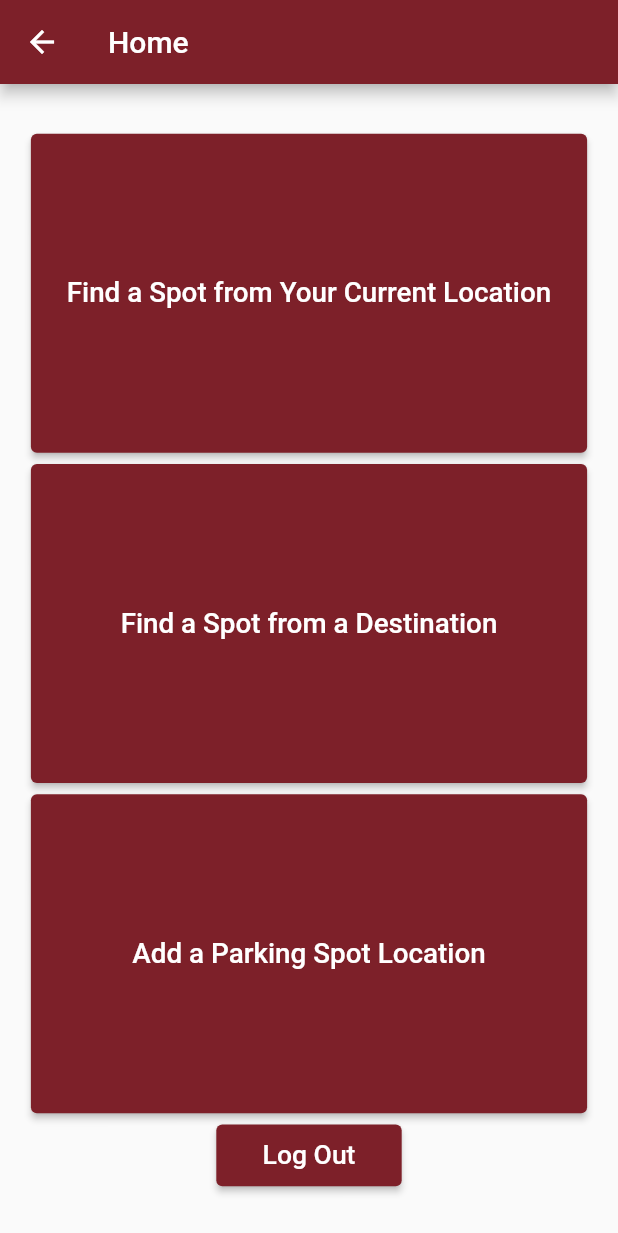
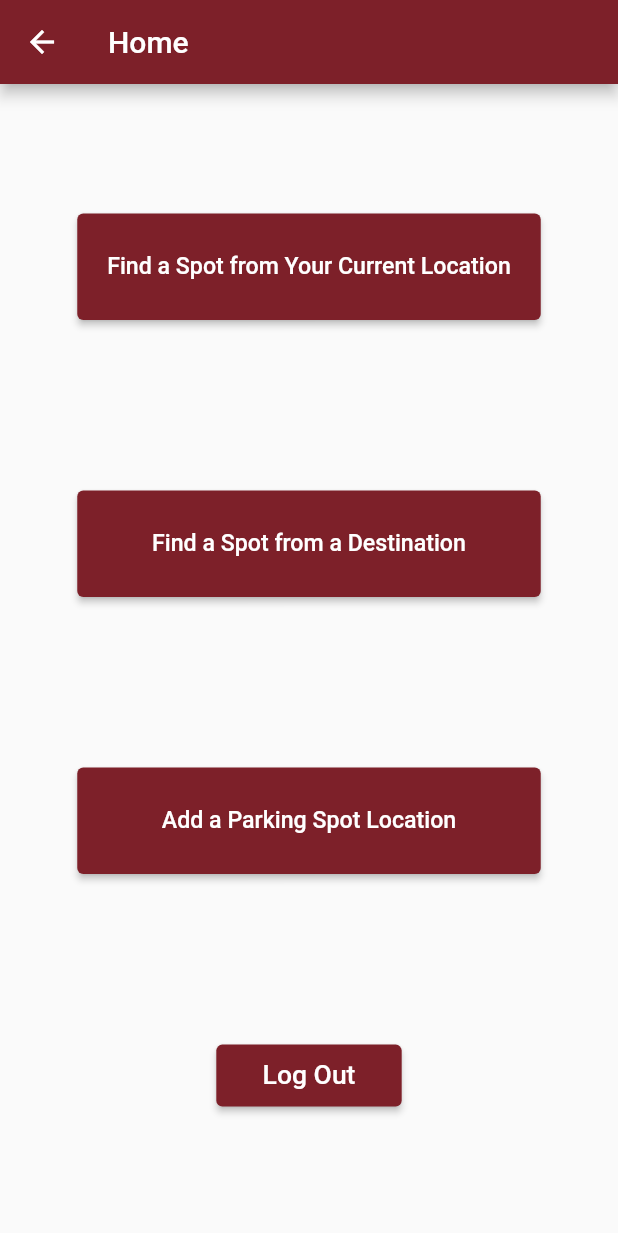
Before and after one commit to Onesr-WPI/Parking-app, a Flutter app: the SelectSpotPage screen opened directly, on a phone screen of 412 x 824 dp. Shown: the top 1233 px of the screen. Run offline on Flutter 3.47's test engine with Material 2 defaults, Android fonts, the phone set to English and light mode, and no system bars; our stand-ins replace cloud_firestore, dio, firebase_auth, firebase_core, geocoding, geolocator and 1 more; accounts and stored records are empty.

Commit message:
test-modified button

```diff
--- a/lib/pages/select_spot_page.dart
+++ b/lib/pages/select_spot_page.dart
@@ -10,8 +10,8 @@ class SelectSpotPage extends StatelessWidget {
     String findSpotThereName = "Find a Spot from a Destination";
     String addParkingName = "Add a Parking Spot Location";
     String logOutName = "Log Out";
-    double boxWidth = MediaQuery.of(context).size.width * 0.9;
-    double boxHeight = (MediaQuery.of(context).size.height - 115) * 0.30;
+    double boxWidth = MediaQuery.of(context).size.width * 0.75;
+    double boxHeight = (MediaQuery.of(context).size.height - 115) * 0.10;
     double logoutWidth = MediaQuery.of(context).size.width * 0.3;
     double logOutHeight = MediaQuery.of(context).size.height * 0.05;
     double paddingAmount = ((MediaQuery.of(context).size.height - 115) -
```
